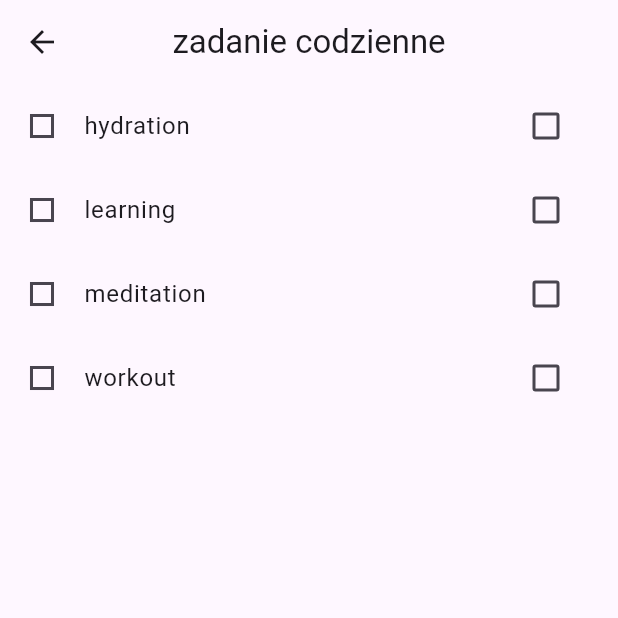
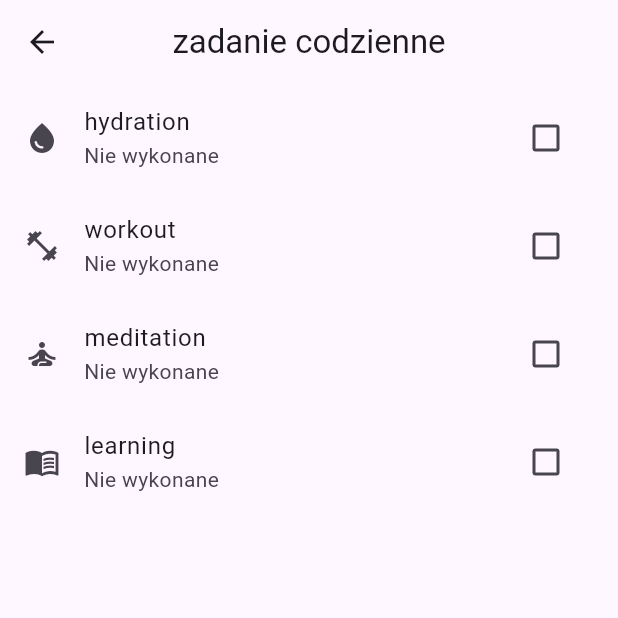
Before and after one commit to michalprog/clean_path, a Flutter app: the screen it shows after launch, in the side drawer, after a tap on "Wyzwania dzienne", on a phone screen of 412 x 824 dp, the top half of it. Run offline on Flutter 3.47's test engine with Material 3 defaults, Android fonts, the phone set to English and light mode, and no system bars; our stand-ins replace animated_text_kit, fl_chart, font_awesome_flutter, get_it, hugeicons, shared_preferences and 3 more; accounts and stored records are empty.

Commit message:
działające zadania codzienne

```diff
--- a/lib/main.dart
+++ b/lib/main.dart
@@ -1,3 +1,4 @@
+import 'package:clean_path/providers/daily_tasks_provider.dart';
 import 'package:clean_path/providers/settings_provider.dart';
 import 'package:flutter/material.dart';
 import 'package:provider/provider.dart';
@@ -42,6 +43,9 @@ Future<void> main() async {
         ChangeNotifierProvider<SettingsProvider>(
           create: (_) => SettingsProvider(),
         ),
+        ChangeNotifierProvider<DailyTasksProvider>(
+          create: (_) => DailyTasksProvider()..initialize(),
+        ),
       ],
       child: CleanPathMain(),
     ),
--- a/lib/sqlflite/daily_tasks_dao.dart
+++ b/lib/sqlflite/daily_tasks_dao.dart
@@ -7,11 +7,12 @@ class DailyTasksDao {
   final DatabaseManager _dbManager = getIt<DatabaseManager>();
 
   static const List<String> _defaultTasks = [
-    'Daily task 1',
-    'Daily task 2',
-    'Daily task 3',
-    'Daily task 4',
+    'hydration',
+    'workout',
+    'meditation',
+    'learning',
   ];
+
 
   Future<void> ensureInitialized() async {
     final db = await _dbManager.database;
--- a/lib/widgets/daily_task_tile.dart
+++ b/lib/widgets/daily_task_tile.dart
@@ -1,39 +1,33 @@
 import 'package:flutter/material.dart';
 
-import '../enums/enums.dart';
-
-
-
-class DailyTaskTile extends StatefulWidget {
+class DailyTaskTile extends StatelessWidget {
   const DailyTaskTile({
     super.key,
     required this.taskIcon,
-    required this.type,
     required this.taskTitle,
+    required this.isCompleted,
+    required this.onCompleted,
   });
 
   final Icon taskIcon;
-  final DailyTaskType type;
   final String taskTitle;
-
-  @override
-  State<DailyTaskTile> createState() => _DailyTaskTileState();
-}
-
-class _DailyTaskTileState extends State<DailyTaskTile> {
-  bool checked = false;
+  final bool isCompleted;
+  final VoidCallback onCompleted;
 
   @override
   Widget build(BuildContext context) {
     return ListTile(
-      leading: widget.taskIcon,
-      title: Text(widget.taskTitle),
+      leading: taskIcon,
+      title: Text(taskTitle),
+      subtitle: Text(isCompleted ? 'Wykonane' : 'Nie wykonane'),
       trailing: Checkbox(
-        value: checked,
-        onChanged: (value) {
-          setState(() {
-            checked = value ?? false;
-          });
+        value: isCompleted,
+        onChanged: isCompleted
+            ? null
+            : (value) {
+          if (value == true) {
+            onCompleted();
+          }
         },
       ),
     );
--- a/lib/window_widgets/daily_task_view.dart
+++ b/lib/window_widgets/daily_task_view.dart
@@ -1,38 +1,50 @@
 import 'package:flutter/material.dart';
+import 'package:provider/provider.dart';
 
 import '../enums/enums.dart';
+import '../providers/daily_tasks_provider.dart';
 import '../widgets/daily_task_tile.dart';
 
 class DailyTaskView extends StatelessWidget {
   const DailyTaskView({super.key});
 
+  Icon _iconForType(int type) {
+    final dailyType = DailyTaskType.values[type - 1];
+    switch (dailyType) {
+      case DailyTaskType.hydration:
+        return const Icon(Icons.water_drop);
+      case DailyTaskType.workout:
+        return const Icon(Icons.fitness_center);
+      case DailyTaskType.meditation:
+        return const Icon(Icons.self_improvement);
+      case DailyTaskType.learning:
+        return const Icon(Icons.menu_book);
+    }
+  }
+
   @override
   Widget build(BuildContext context) {
     return Scaffold(
-      appBar: AppBar(centerTitle: true, title: Text("zadanie codzienne")),
-      body: ListView(
-        children: [
-          DailyTaskTile(
-            taskIcon: Icon(Icons.crop_square_sharp),
-            type: DailyTaskType.hydration,
-            taskTitle: 'hydration',
-          ),
-          DailyTaskTile(
-            taskIcon: Icon(Icons.crop_square_sharp),
-            type: DailyTaskType.learning,
-            taskTitle: 'learning',
-          ),
-          DailyTaskTile(
-            taskIcon: Icon(Icons.crop_square_sharp),
-            type: DailyTaskType.meditation,
-            taskTitle: 'meditation',
-          ),
-          DailyTaskTile(
-            taskIcon: Icon(Icons.crop_square_sharp),
-            type: DailyTaskType.workout,
-            taskTitle: 'workout',
-          ),
-        ],
+      appBar: AppBar(centerTitle: true, title: const Text("zadanie codzienne")),
+      body: Consumer<DailyTasksProvider>(
+        builder: (context, provider, _) {
+          final tasks = provider.tasks;
+          if (tasks.isEmpty) {
+            return const Center(child: CircularProgressIndicator());
+          }
+          return ListView.builder(
+            itemCount: tasks.length,
+            itemBuilder: (context, index) {
+              final task = tasks[index];
+              return DailyTaskTile(
+                taskIcon: _iconForType(task.type),
+                taskTitle: task.title,
+                isCompleted: task.isCompletedToday,
+                onCompleted: () => provider.markCompleted(task),
+              );
+            },
+          );
+        },
       ),
     );
   }
```
